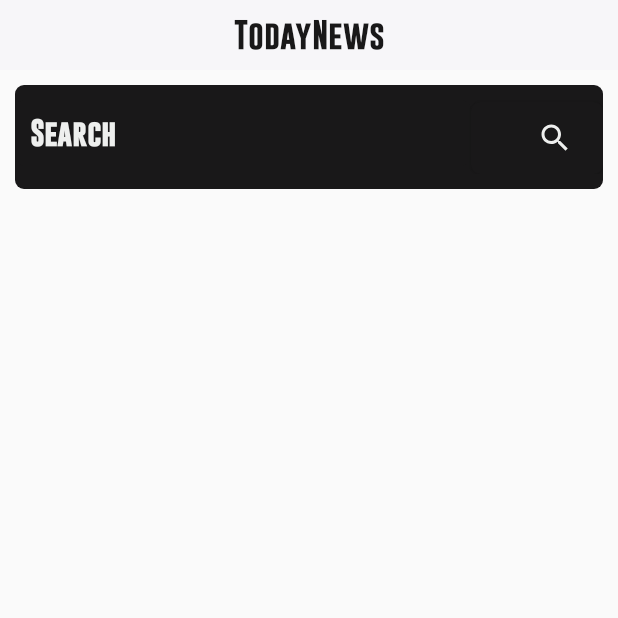
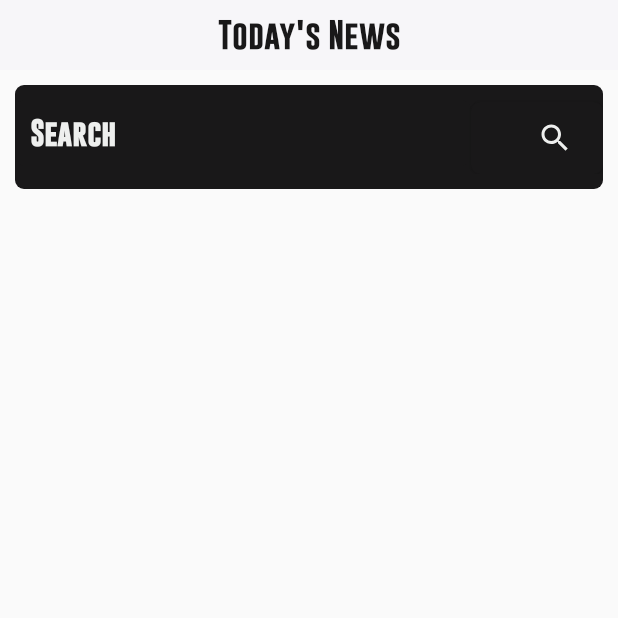
Before and after one commit to loey284/TodayNews, an Android app: the screen it shows after launch (MainActivity), on a phone screen of 412 x 824 dp, the top half of it. Run offline under Robolectric (Android 15) with nearby library versions, the phone set to English and light mode, and no system bars; 1 statement that could not run was skipped.

Commit message:
Add files via upload

```diff
--- a/app/src/main/res/layout/activity_main.xml
+++ b/app/src/main/res/layout/activity_main.xml
@@ -10,7 +10,7 @@
     <TextView
         android:layout_width="match_parent"
         android:layout_height="wrap_content"
-        android:text="TodayNews"
+        android:text="Today's News"
         android:fontFamily="@font/g_bold"
         android:textColor="@color/black"
         android:textSize="20sp"
```
